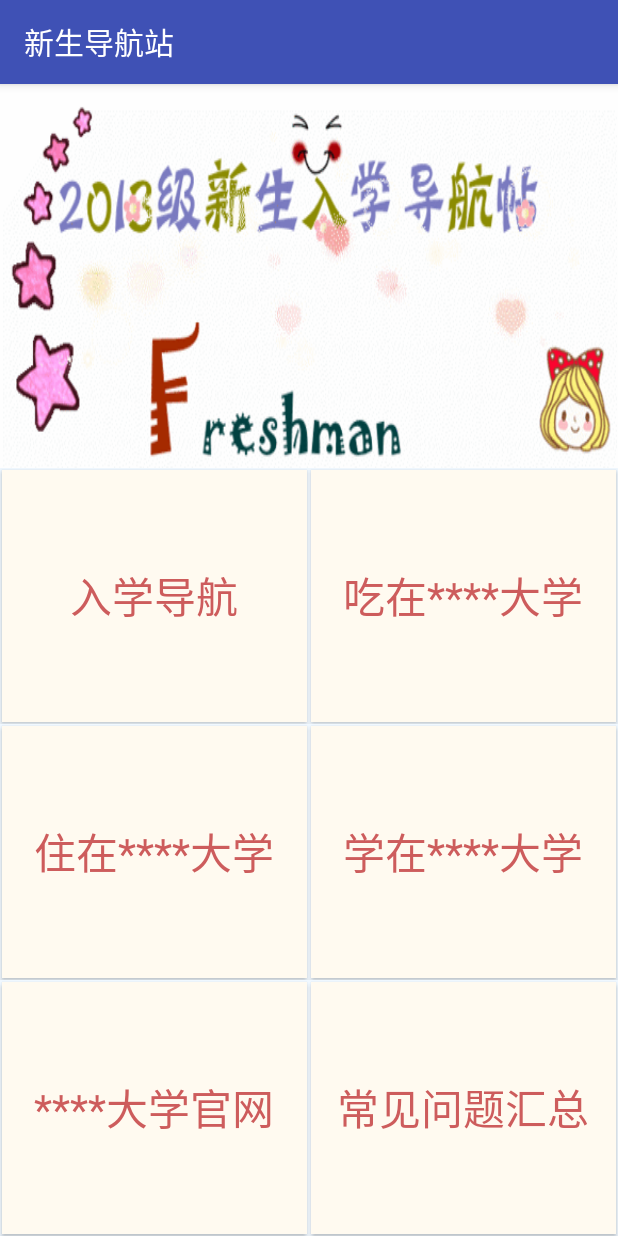
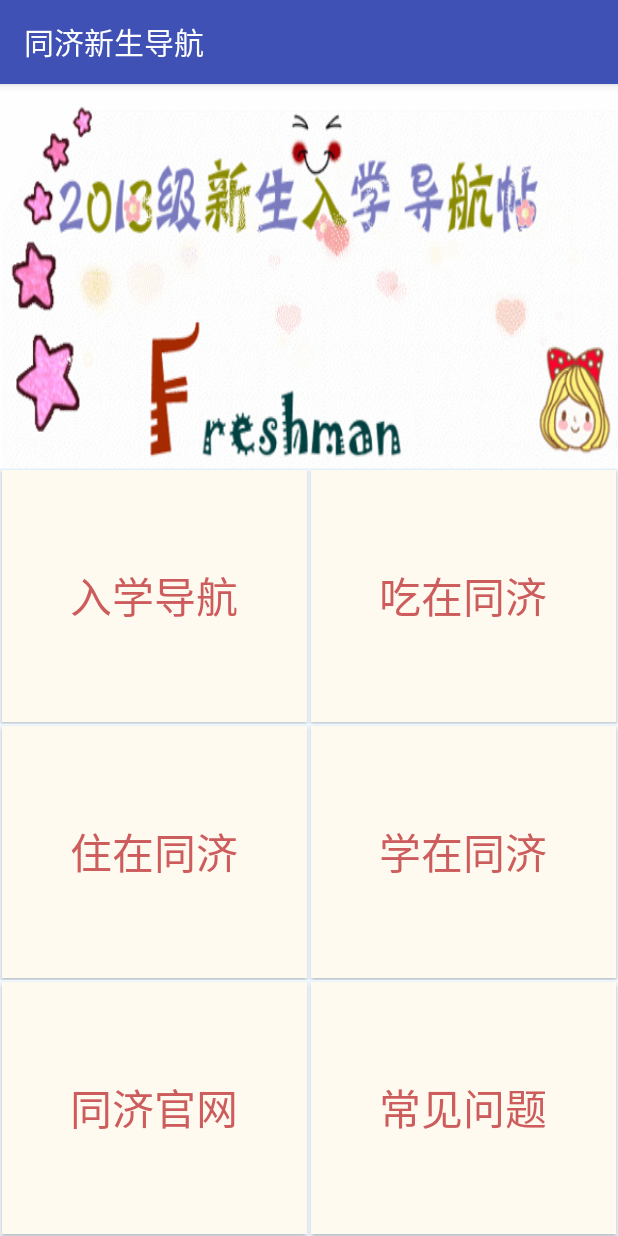
Before and after one commit to yyxyz/luolaiyuan, an Android app: the screen it shows after launch (MainActivity), on a phone screen of 412 x 824 dp. Run offline under Robolectric (Android 15) with nearby library versions, the phone set to English and light mode, and no system bars; our stand-ins replace ButterKnife.

Commit message:
修改 bug 以及格式调整

```diff
--- a/app/src/main/java/cn/studyjams/s1/sj61/luolaiyuan/ActivityCollector.java
+++ b/app/src/main/java/cn/studyjams/s1/sj61/luolaiyuan/ActivityCollector.java
@@ -4,6 +4,7 @@ import android.app.Activity;
 
 import java.util.ArrayList;
 import java.util.List;
+
 
 /**
  * 在此写用途
--- a/app/src/main/java/cn/studyjams/s1/sj61/luolaiyuan/AnswerQuestion.java
+++ b/app/src/main/java/cn/studyjams/s1/sj61/luolaiyuan/AnswerQuestion.java
@@ -83,6 +83,7 @@ public class AnswerQuestion extends BaseActivity {
                 AnswerQuestionDetails.actionStart(AnswerQuestion.this, "kuanDai");
             }
         });
+        getSupportActionBar().setDisplayHomeAsUpEnabled(true);
     }
 
     @Override
--- a/app/src/main/res/layout/activity_main.xml
+++ b/app/src/main/res/layout/activity_main.xml
@@ -15,7 +15,7 @@
         <ImageView
             android:layout_width="match_parent"
             android:layout_height="match_parent"
-            android:src="@drawable/welcom_to_school"
+            android:src="@drawable/welcome_to_school"
             android:scaleType="fitXY"/>
 
     </LinearLayout>
@@ -34,13 +34,13 @@
             <Button
                 android:id="@+id/navigation_button"
                 style="@style/MainIndexButtonStyle"
-                android:text="入学导航"
+                android:text="@string/navigation_title"
                 />
 
             <Button
                 android:id="@+id/eating_in_school_button"
                 style="@style/MainIndexButtonStyle"
-                android:text="吃在****大学"/>
+                android:text="@string/eating_title"/>
         </LinearLayout>
 
         <LinearLayout
@@ -51,12 +51,12 @@
             <Button
                 android:id="@+id/leaving_in_school_button"
                 style="@style/MainIndexButtonStyle"
-                android:text="住在****大学"/>
+                android:text="@string/living_title"/>
 
             <Button
                 android:id="@+id/study_in_school_button"
                 style="@style/MainIndexButtonStyle"
-                android:text="学在****大学"/>
+                android:text="@string/learn_title"/>
         </LinearLayout>
 
         <LinearLayout
@@ -67,12 +67,12 @@
             <Button
                 android:id="@+id/official_website_button"
                 style="@style/MainIndexButtonStyle"
-                android:text="****大学官网"/>
+                android:text="@string/official_webSite_title"/>
 
             <Button
                 android:id="@+id/question_button"
                 style="@style/MainIndexButtonStyle"
-                android:text="常见问题汇总"/>
+                android:text="@string/answer_title"/>
 
         </LinearLayout>
     </LinearLayout>
--- a/app/src/main/res/values/strings.xml
+++ b/app/src/main/res/values/strings.xml
@@ -1,16 +1,21 @@
 <resources>
-    <string name="app_name">luolaiyuan</string>
+    <string name="app_name">同济新生导航</string>
     <string name="yi_ka_tong_question">一卡通是什么？</string>
-
-    <string name="yi_ka_tong_answer_text">一卡通就是同济大学校园卡，主要作用是支付和通行证。
+    <string name="navigation_title">入学导航</string>
+    <string name="eating_title">吃在同济</string>
+    <string name="learn_title">学在同济</string>
+    <string name="living_title">住在同济</string>
+    <string name="official_webSite_title">同济官网</string>
+    <string name="answer_title">常见问题</string>
+    <string name="yi_ka_tong_answer_text">  一卡通就是同济大学校园卡，主要作用是支付和通行证。
 支付方面：食堂吃饭（没有一卡通+20%搭伙费）、澡堂洗澡、教育超市、校内店铺（一二九边上的酸奶、三好坞对面的咖啡厅）
 充值方法：入学报道会第一次交现金充值，之后可以通过圈存机（食堂和大活）通过银行卡-校园卡转账方式充入，还是挺方便的。银行卡为农行，录取通知书中有寄过去，南门口就有一个农行点和自动取款机。14年新加支付宝充值服务，充值之后需要在食堂消费才能激活充值的金额。
 通行证方面：进入寝室（只能进自己寝室楼），进入图书馆（图书馆刷座位，图书馆借书），考试时的身份证明（因为有姓名、学号、照片），晨跑刷卡
 一卡通一次性消费初始设定为30，超过将需要输入密码。这一设置是为了减少一卡通丢失被使用的损失，可在圈存机上修改设定。初始6位密码为身份证号倒数第七位到第二位，和学号密码相同，建议修改。寝室楼里的热水，0.1元一壶。校医院一折。</string>
     <string name="kong_tiao_question">寝室有空调么？</string>
-    <string name="kong_tiao_answer_text">经重装修之后，基本每一栋宿舍（除西南一个别寝室结构问题）都装有空调，空调以租赁形式使用，一个寝室一次付清四年费用共1650元。租赁空调的地点为西南二楼下（即人工草坪南面）的“格力空调同济服务中心”。新生开学时会有很多人，建议一个寝室派代表，收集好寝室的学号手机号等资料，错开高峰期去租赁</string>
+    <string name="kong_tiao_answer_text">    经重装修之后，基本每一栋宿舍（除西南一个别寝室结构问题）都装有空调，空调以租赁形式使用，一个寝室一次付清四年费用共1650元。租赁空调的地点为西南二楼下（即人工草坪南面）的“格力空调同济服务中心”。新生开学时会有很多人，建议一个寝室派代表，收集好寝室的学号手机号等资料，错开高峰期去租赁</string>
     <string name="kuan_dai_question">宽带问题</string>
-    <string name="kuan_dai_answer_text">宽带只能选电信的，有多种套餐选择，需要绑定电信手机号。
+    <string name="kuan_dai_answer_text">    宽带只能选电信的，有多种套餐选择，需要绑定电信手机号。
 25元/月，有线无线一月有限定的小时数，2M网络
 45元/月，有线上网时间不限，4M网络，无线时间有限制但亲测用不完。
 59元/月，有线不限，10M网络，无线时间无限。
--- a/app/src/main/res/values/styles.xml
+++ b/app/src/main/res/values/styles.xml
@@ -14,7 +14,7 @@
         <item name="android:layout_weight">1</item>
         <item name="android:layout_margin">1dp</item>
         <item name="android:background">@color/floralwhite</item>
-        <item name="android:fontFamily">sans-serif-condensed</item>
+        <item name="android:typeface">monospace</item>
         <item name="android:textColor">@color/indianred</item>
         <item name="android:textSize">28sp</item>
     </style>
@@ -24,9 +24,9 @@
         <item name="android:layout_height">wrap_content</item>
         <item name="android:layout_margin">2dp</item>
         <item name="android:padding">20dp</item>
-        <item name="android:textSize">30sp</item>
+        <item name="android:textSize">24sp</item>
         <item name="android:background">@color/ivory</item>
-        <item name="android:fontFamily">serif-monospace</item>
+        <item name="android:typeface">monospace</item>
         <item name="android:textColor">@color/black</item>
         <item name="android:maxLines">2</item>
         <item name="android:ellipsize">marquee</item>
--- a/build.gradle
+++ b/build.gradle
@@ -5,7 +5,7 @@ buildscript {
         jcenter()
     }
     dependencies {
-        classpath 'com.android.tools.build:gradle:2.0.0'
+        classpath 'com.android.tools.build:gradle:2.1.0'
 
         // NOTE: Do not place your application dependencies here; they belong
         // in the individual module build.gradle files
```
Also changed, not shown: app/src/main/AndroidManifest.xml (+16 -11 lines), app/src/main/res/layout/activity_help_detail.xml (+8 -4 lines), app/src/main/res/drawable/welcome_to_school.jpg (renamed from app/src/main/res/drawable/welcom_to_school.jpg), app/src/main/res/mipmap-hdpi/ic_launcher.png, app/src/main/res/mipmap-mdpi/ic_launcher.png, app/src/main/res/mipmap-xhdpi/ic_launcher.png, app/src/main/res/mipmap-xxhdpi/ic_launcher.png, app/src/main/res/mipmap-xxxhdpi/ic_launcher.png, 3 other files.
